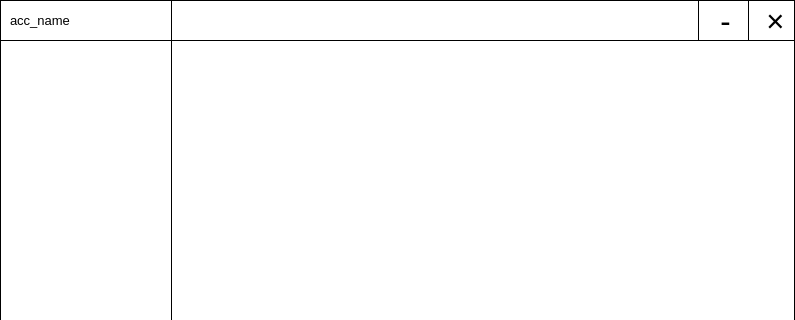
First picture: the form in chatwindow.ui, repository muxinyu1/q-chater-client, before the edit; both pictures show x 0 to 795 and y 0 to 320 of the 795 by 500 pixel window.
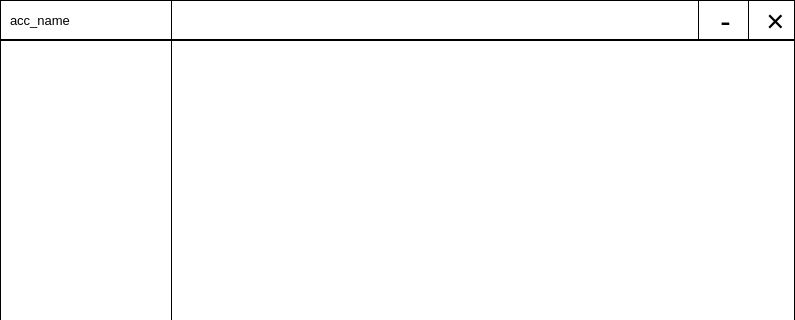
Second picture: the form after the edit.

The edit to the form file:
```diff
--- a/chatwindow.ui
+++ b/chatwindow.ui
@@ -41,9 +41,9 @@
     <property name="geometry">
      <rect>
       <x>0</x>
-      <y>0</y>
+      <y>39</y>
       <width>795</width>
-      <height>500</height>
+      <height>461</height>
      </rect>
     </property>
     <property name="frameShape">
@@ -75,17 +75,17 @@
    <widget class="QLabel" name="label_2">
     <property name="geometry">
      <rect>
-      <x>-10</x>
-      <y>30</y>
-      <width>811</width>
-      <height>20</height>
+      <x>0</x>
+      <y>0</y>
+      <width>795</width>
+      <height>41</height>
      </rect>
     </property>
     <property name="styleSheet">
      <string notr="true">background-color: rgba(255, 255, 255, 0);</string>
     </property>
     <property name="frameShape">
-     <enum>QFrame::HLine</enum>
+     <enum>QFrame::Box</enum>
     </property>
     <property name="text">
      <string/>
@@ -134,7 +134,7 @@
      <rect>
       <x>10</x>
       <y>10</y>
-      <width>311</width>
+      <width>151</width>
       <height>21</height>
      </rect>
     </property>
@@ -145,7 +145,9 @@
      </font>
     </property>
     <property name="styleSheet">
-     <string notr="true">background-color: rgba(255, 255, 255, 0);</string>
+     <string notr="true">background-color: rgb(255, 255, 255);
+border-radius:10px;
+</string>
     </property>
     <property name="text">
      <string>acc_name</string>
```
Left out of the diff: 25 changed lines with no effect on the pictures.
